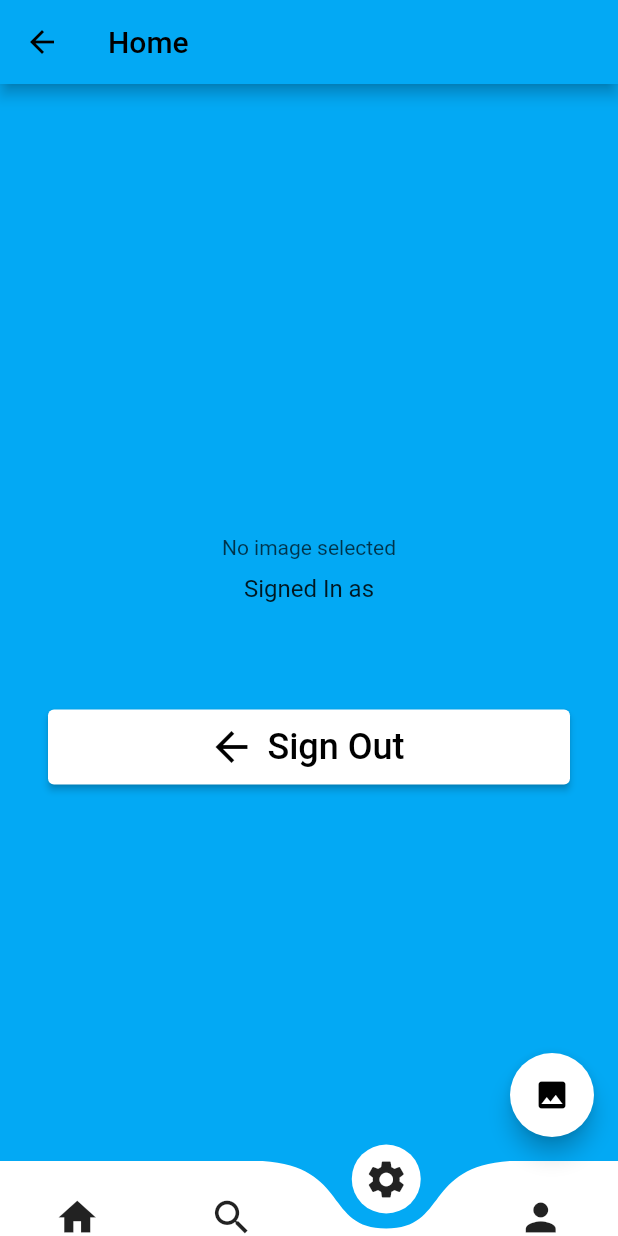
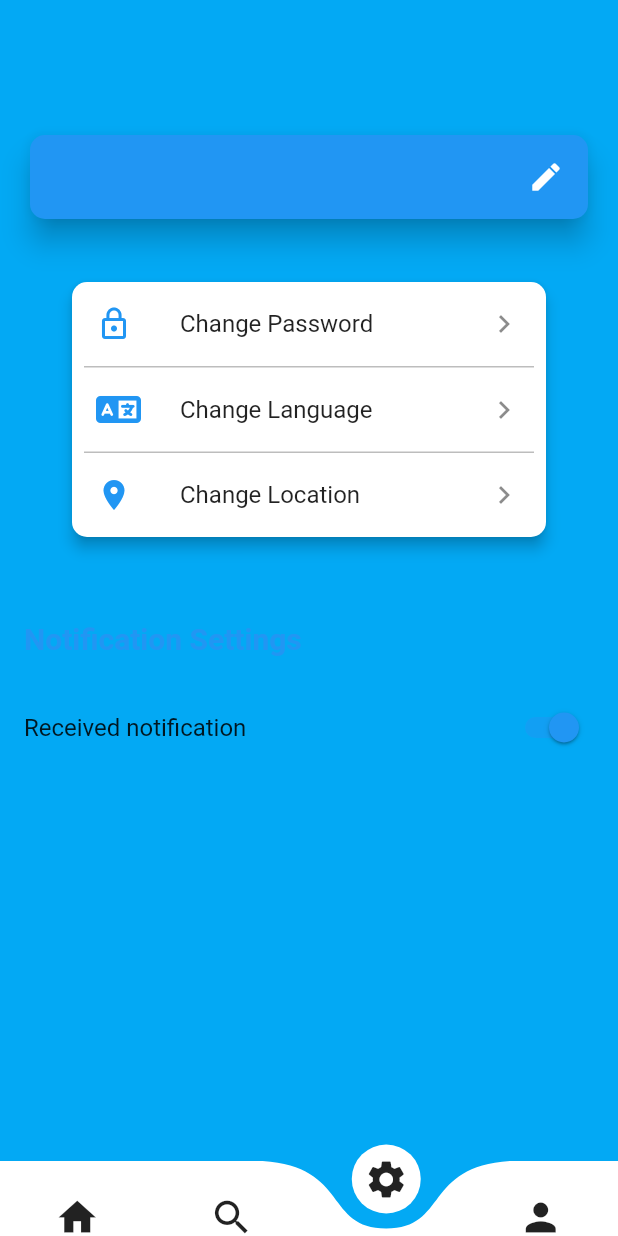
Before and after one commit to SIH-ClapForKrishna/fishook-app, a Flutter app: the screen it shows once a user with an empty profile is signed in, item 3 of the bottom bar chosen, on a phone screen of 412 x 824 dp. Run offline on Flutter 3.47's test engine with Material 2 defaults, Android fonts, the phone set to English and light mode, and no system bars; drawn by our look-alikes of curved_navigation_bar; our stand-ins replace firebase_auth, firebase_core, font_awesome_flutter, image_picker, lottie; missing offline and left inert: tflite; accounts and stored records are empty; network calls fail; project files that could hold a hidden picture were left out.

Commit message:
Added Navbar for every page post homepage

```diff
--- a/lib/home_screen.dart
+++ b/lib/home_screen.dart
@@ -1,7 +1,7 @@
 
 
 import 'dart:io';
-
+import 'settings.dart';
 import 'package:flutter/material.dart';
 import 'package:firebase_auth/firebase_auth.dart';
 import 'package:flutter/services.dart';
@@ -16,10 +16,10 @@ class HomePage extends StatelessWidget {
 
   @override
   Widget build(BuildContext context){
-    return Scaffold(
+    return const Scaffold(
 
-      appBar: AppBar(title: const Text(_title)),
-      body: const MyStatefulWidget(),
+      //appBar: AppBar(title: const Text(_title)),
+      body: MyStatefulWidget(),
     );
   }
 }
@@ -76,14 +76,9 @@ class _MyStatefulWidgetState extends State<MyStatefulWidget> {
     imageClassification(image);
   }
 
+
   @override
   Widget build(BuildContext context){
-    final items =<Widget>[
-      const Icon(Icons.home,size:30),
-      const Icon(Icons.search,size:30),
-      const Icon(Icons.settings,size:30),
-      const Icon(Icons.person,size:30),
-    ];
     final user = FirebaseAuth.instance.currentUser!;
     return Scaffold(
       backgroundColor: Colors.lightBlue,
@@ -184,11 +179,6 @@ class _MyStatefulWidgetState extends State<MyStatefulWidget> {
         tooltip: "Pick Image",
         child: const Icon(Icons.image),
       ),
-      bottomNavigationBar: CurvedNavigationBar(
-        backgroundColor: Colors.transparent,
-        height: 50,
-        items: items,
-      ),
     );
   }
 
--- /dev/null
+++ b/lib/navbar.dart
@@ -0,0 +1,67 @@
+
+import 'home_screen.dart';
+import 'settings.dart';
+import 'package:flutter/material.dart';
+import 'package:firebase_auth/firebase_auth.dart';
+import 'package:curved_navigation_bar/curved_navigation_bar.dart';
+
+class NavBar extends StatelessWidget {
+  const NavBar({Key? key}) : super(key: key);
+
+
+  @override
+  Widget build(BuildContext context){
+    return const Scaffold(
+
+      //appBar: AppBar(title: const Text(_title)),
+      body: MyStatefulWidget(),
+    );
+  }
+}
+
+class MyStatefulWidget extends StatefulWidget {
+  const MyStatefulWidget({Key? key}) : super(key: key);
+
+  @override
+  State<MyStatefulWidget> createState() => _MyStatefulWidgetState();
+}
+
+class _MyStatefulWidgetState extends State<MyStatefulWidget> {
+
+  int _selectedIndex=0;
+  final navigationKey = GlobalKey<CurvedNavigationBarState>();
+
+  final screens = [
+    const HomePage(),
+    const HomePage(),
+    SettingsOnePage(),
+    const HomePage(),
+  ];
+
+  int index =0;
+
+  @override
+  Widget build(BuildContext context){
+    final items =<Widget>[
+      const Icon(Icons.home,size:30),
+      const Icon(Icons.search,size:30),
+      const Icon(Icons.settings,size:30),
+      const Icon(Icons.person,size:30),
+    ];
+    final user = FirebaseAuth.instance.currentUser!;
+    return Scaffold(
+      backgroundColor: Colors.lightBlue,
+      //appBar: AppBar(title: const Text(_title)),
+      body: screens[index],
+      bottomNavigationBar: CurvedNavigationBar(
+        key: navigationKey,
+        backgroundColor: Colors.transparent,
+        height: 50,
+        index: index,
+        items: items,
+        onTap: (index) => setState(() => this.index =index),
+        ),
+      );
+  }
+
+}
--- a/lib/pre_login_animations.dart
+++ b/lib/pre_login_animations.dart
@@ -1,6 +1,7 @@
 import 'package:firebase_auth/firebase_auth.dart';
 import 'package:flutter/material.dart';
 import 'package:lottie/lottie.dart';
+import 'package:sih_fishook/navbar.dart';
 
 import 'login_screen.dart';
 import 'home_screen.dart';
@@ -46,7 +47,7 @@ class _LoginAnimationsState extends State<LoginAnimations> with SingleTickerProv
                     } else if (snapshot.hasError) {
                       return const Center(child: Text('Something went wrong!'));
                     } else if (snapshot.hasData) {
-                      return const HomePage() ;
+                      return const NavBar() ;
                     } else {
                       return const LoginScreen();
                   }}),
--- /dev/null
+++ b/lib/settings.dart
@@ -0,0 +1,155 @@
+import 'package:firebase_auth/firebase_auth.dart';
+import 'package:flutter/material.dart';
+//import 'package:flutter_ui_challenges/core/presentation/res/assets.dart';
+import 'package:font_awesome_flutter/font_awesome_flutter.dart';
+
+class SettingsOnePage extends StatefulWidget {
+  static const String path = "lib/src/pages/settings/settings1.dart";
+
+  @override
+  _SettingsOnePageState createState() => _SettingsOnePageState();
+}
+
+class _SettingsOnePageState extends State<SettingsOnePage> {
+  late bool _dark;
+
+  @override
+  void initState() {
+    super.initState();
+    _dark = false;
+  }
+
+  Brightness _getBrightness() {
+    return _dark ? Brightness.dark : Brightness.light;
+  }
+
+  @override
+  Widget build(BuildContext context) {
+    final user = FirebaseAuth.instance.currentUser!;
+    var emailId= user.email!;
+    return Theme(
+      data: ThemeData(
+        brightness: _getBrightness(),
+      ),
+      child: Scaffold(
+        backgroundColor: Colors.lightBlue,
+
+        body: Stack(
+          fit: StackFit.expand,
+          children: <Widget>[
+            SingleChildScrollView(
+              padding: const EdgeInsets.all(16.0),
+              child: Column(
+
+                crossAxisAlignment: CrossAxisAlignment.start,
+                children: <Widget>[
+                  const SizedBox(height: 70.0),
+
+                  Card(
+                    elevation: 8.0,
+                    shape: RoundedRectangleBorder(
+                        borderRadius: BorderRadius.circular(10.0)),
+                    color: Colors.blue,
+
+                    child: ListTile(
+                      onTap: () {
+                        //open edit profile
+                      },
+
+                      leading: Text(
+                        emailId,
+                        style: const TextStyle(
+                          color: Colors.white,
+                          fontWeight: FontWeight.w500,
+                        ),
+                      ),
+                      trailing: const Icon(
+                        Icons.edit,
+                        color: Colors.white,
+                      ),
+                    ),
+                  ),
+                  const SizedBox(height: 30.0),
+                  Card(
+                    elevation: 4.0,
+                    margin: const EdgeInsets.fromLTRB(32.0, 8.0, 32.0, 16.0),
+                    shape: RoundedRectangleBorder(
+                        borderRadius: BorderRadius.circular(10.0)),
+                    child: Column(
+                      children: <Widget>[
+                        ListTile(
+                          leading: const Icon(
+                            Icons.lock_outline,
+                            color: Colors.blue,
+                          ),
+                          title: const Text("Change Password"),
+                          trailing: const Icon(Icons.keyboard_arrow_right),
+                          onTap: () {
+                            //open change password
+                          },
+                        ),
+                        _buildDivider(),
+                        ListTile(
+                          leading: const Icon(
+                            FontAwesomeIcons.language,
+                            color: Colors.blue,
+                          ),
+                          title: const Text("Change Language"),
+                          trailing: const Icon(Icons.keyboard_arrow_right),
+                          onTap: () {
+                            //open change language
+                          },
+                        ),
+                        _buildDivider(),
+                        ListTile(
+                          leading: const Icon(
+                            Icons.location_on,
+                            color: Colors.blue,
+                          ),
+                          title: const Text("Change Location"),
+                          trailing: const Icon(Icons.keyboard_arrow_right),
+                          onTap: () {
+                            //open change location
+                          },
+                        ),
+                      ],
+                    ),
+                  ),
+                  const SizedBox(height: 40.0),
+                  const Text(
+                    "Notification Settings",
+                    style: TextStyle(
+                      fontSize: 20.0,
+                      fontWeight: FontWeight.bold,
+                      color: Colors.blue,
+                    ),
+                  ),
+                  const SizedBox(height: 20.0),
+                  SwitchListTile(
+                    activeColor: Colors.blue,
+                    contentPadding: const EdgeInsets.all(0),
+                    value: true,
+                    title: const Text("Received notification"),
+                    onChanged: (val) {},
+                  ),
+                  const SizedBox(height: 60.0),
+                ],
+              ),
+            ),
+          ],
+        ),
+      ),
+    );
+  }
+
+  Container _buildDivider() {
+    return Container(
+      margin: const EdgeInsets.symmetric(
+        horizontal: 8.0,
+      ),
+      width: double.infinity,
+      height: 1.0,
+      color: Colors.grey.shade400,
+    );
+  }
+}
--- a/pubspec.yaml
+++ b/pubspec.yaml
@@ -40,6 +40,7 @@ dependencies:
   firebase_auth: ^3.6.2
   tflite: ^1.1.2
   curved_navigation_bar: ^1.0.3
+  font_awesome_flutter: ^10.1.0
 
 
 dev_dependencies:
```
Also changed, not shown: pubspec.lock.
